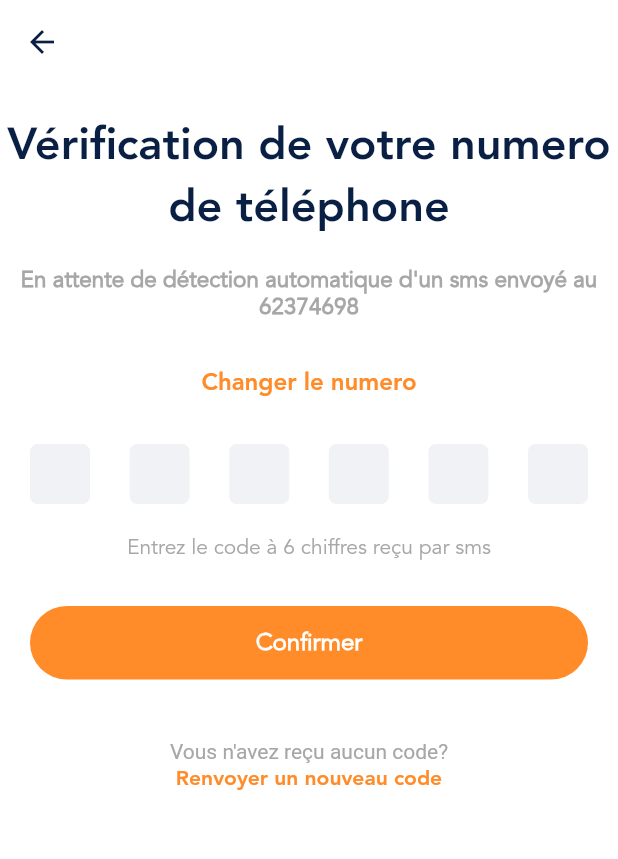
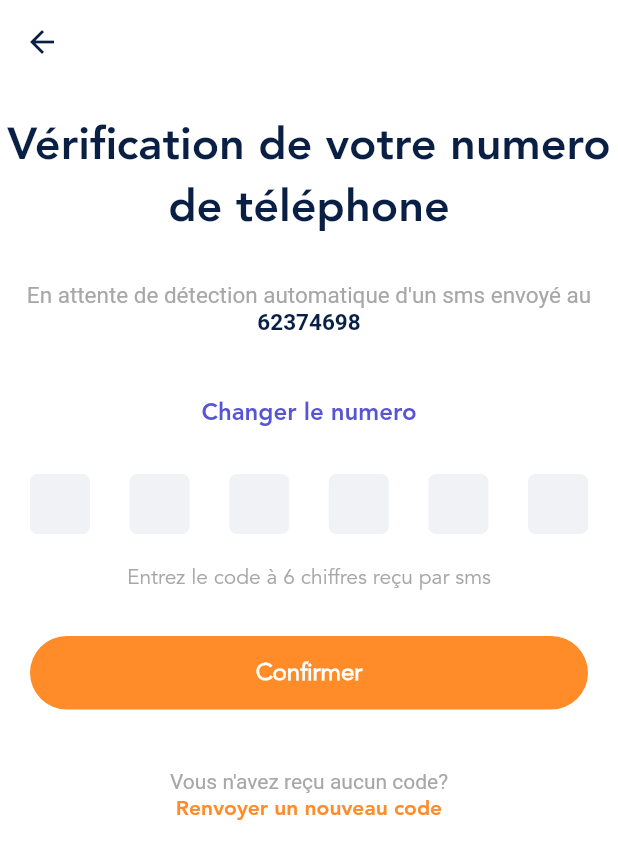
Before and after one commit to jowilf/restaurant-ui, a Flutter app: the PhoneVerificationPage screen opened by its route, on a phone screen of 412 x 824 dp. Shown: the top 859 px of the screen. Run offline on Flutter 3.47's test engine with Material 2 defaults, Android fonts, the phone set to English and light mode, and no system bars; drawn by our look-alikes of pin_code_fields; our stand-ins replace rflutter_alert.

Commit message:
Finish with account process

```diff
--- a/lib/ui/screens/PhoneVerificationPage.dart
+++ b/lib/ui/screens/PhoneVerificationPage.dart
@@ -39,10 +39,21 @@ class PhoneVerificationPageState extends State<PhoneVerificationPage> {
               SizedBox(
                 height: 20,
               ),
-              Text(
-                StringRes.en_attente_otp + "62374698",
-                style: Styles.smallTextGreyBold,
-                textAlign: TextAlign.center,
+              Container(
+                padding: EdgeInsets.all(10),
+                child: RichText(
+                  textAlign: TextAlign.center,
+                  text: TextSpan(
+                      text: StringRes.en_attente_otp,
+                      style: TextStyle(color: Palette.greyText, fontSize: 15),
+                      children: [
+                        TextSpan(
+                            text: "62374698",
+                            style: TextStyle(
+                                fontWeight: FontWeight.bold,
+                                color: Palette.colorBlueBlack))
+                      ]),
+                ),
               ),
               SizedBox(
                 height: 20,
@@ -56,7 +67,7 @@ class PhoneVerificationPageState extends State<PhoneVerificationPage> {
                       child: Text(
                         StringRes.changer_le_num,
                         style: TextStyle(
-                            color: Palette.colorPrimary,
+                            color: Palette.colorBlue,
                             fontSize: 16,
                             fontFamily: StringRes.Avenir_Heavy),
                       ),
--- a/lib/ui/screens/RegisterPage.dart
+++ b/lib/ui/screens/RegisterPage.dart
@@ -104,7 +104,7 @@ class RegisterPageState extends State<RegisterPage> {
                                   text: StringRes.termes_et_conditions,
                                   style: TextStyle(
                                       fontFamily: StringRes.Avenir_Heavy,
-                                      color: Palette.colorPrimary),
+                                      color: Palette.colorBlue),
                                 )
                               ]),
                         ),
--- a/lib/values/Palette.dart
+++ b/lib/values/Palette.dart
@@ -2,11 +2,14 @@ import 'dart:ui';
 
 class Palette {
   static const colorPrimary = Color(0xffff8c29);
+  static const colorPrimaryLight = Color(0xFFFDEDD4);
   static const colorPrimaryDark= Color(0xffc45a00);
-  static const colorSecondary = Color(0xffff2d55);
+  static const colorSecondary = Color(0xFFF52C56);
+  static const colorBlue = Color(0xFF5754D5);
   static const colorBlack = Color(0xff242a37);
   static const colorBlueBlack = Color(0xff091F44);
   static const colorGrey = Color(0xfff1f2f6);
   static const greyText = Color(0xffA7A7A7);
+  static const greyDark = Color(0xffD2D1D7);
   static const whiteBackGround = Color(0xffffff);
 }
```
